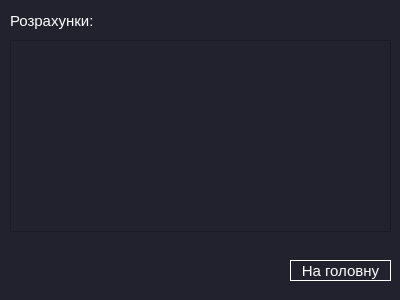
NonExistentUsername/proctica, file resultViushka.ui: the form before one commit.
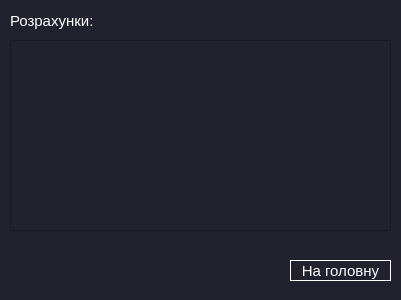
The form after the commit.

Diff of the .ui file:
```diff
--- a/resultViushka.ui
+++ b/resultViushka.ui
@@ -6,7 +6,7 @@
    <rect>
     <x>0</x>
     <y>0</y>
-    <width>400</width>
+    <width>401</width>
     <height>300</height>
    </rect>
   </property>
@@ -70,15 +70,21 @@
      <x>10</x>
      <y>40</y>
      <width>381</width>
-     <height>192</height>
+     <height>191</height>
     </rect>
    </property>
+   <property name="minimumSize">
+    <size>
+     <width>150</width>
+     <height>150</height>
+    </size>
+   </property>
    <property name="styleSheet">
     <string notr="true">border-color: rgb(255, 255, 255);
 color:white;</string>
    </property>
    <property name="sizeAdjustPolicy">
-    <enum>QAbstractScrollArea::AdjustToContents</enum>
+    <enum>QAbstractScrollArea::AdjustIgnored</enum>
    </property>
   </widget>
  </widget>
```
